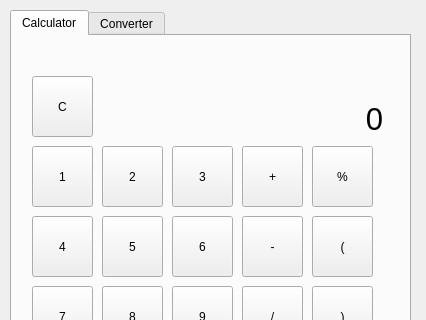
The window that SuperCalculatorConverter/SuperCalculatorConverter/qtcalculatorconverter.ui (Banananaman91/Shunting-Calculator) describes before a commit, drawn with Qt 5; both pictures show x 0 to 426 and y 0 to 320 of the 426 by 494 pixel window.
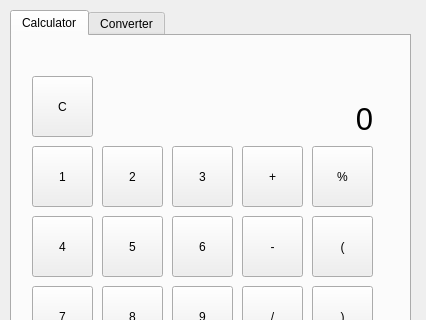
The same window after the commit. The open tabs and pages were chosen to show the change.

Commit message: Added error checking fixes for calculations

```diff
--- a/SuperCalculatorConverter/SuperCalculatorConverter/qtcalculatorconverter.ui
+++ b/SuperCalculatorConverter/SuperCalculatorConverter/qtcalculatorconverter.ui
@@ -220,7 +220,7 @@
        <rect>
         <x>90</x>
         <y>10</y>
-        <width>281</width>
+        <width>271</width>
         <height>91</height>
        </rect>
       </property>
```
Left out of the diff: 2 changed lines with no effect on the pictures. The commit also changes 2 other files.
